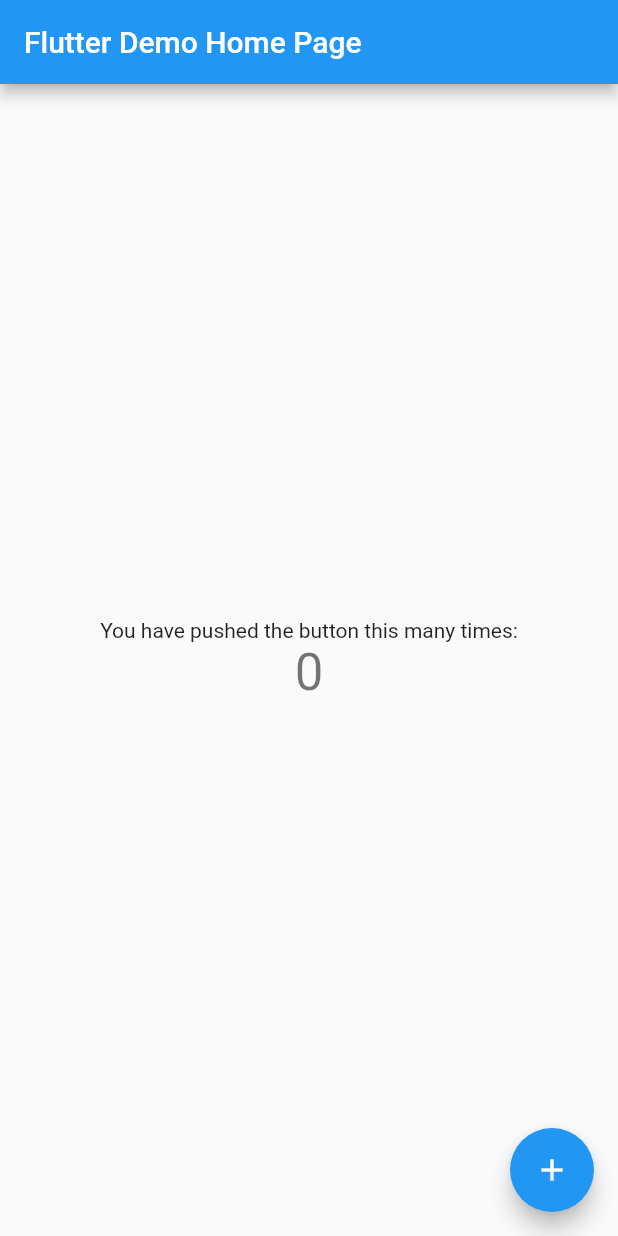
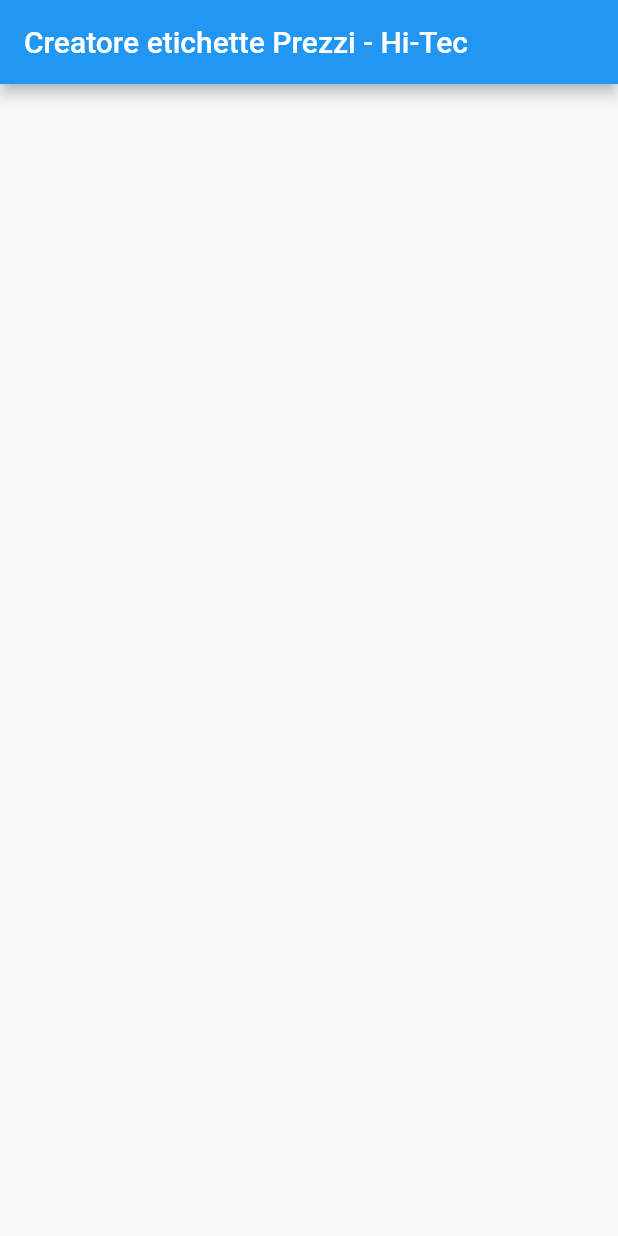
Before and after one commit to emiliodallatorre/hitec-prezzi-flutter, a Flutter app: the screen it shows after launch, on a phone screen of 412 x 824 dp. Run offline on Flutter 3.47's test engine with Material 2 defaults, Android fonts, the light colour scheme and no system bars.

Commit message:
Sistemata la struttura del progetto.

```diff
--- /dev/null
+++ b/lib/interface/screen/home_screen.dart
@@ -0,0 +1,12 @@
+import 'package:flutter/material.dart';
+
+class HomeScreen extends StatelessWidget {
+  static const String route = "/homeScreen";
+
+  @override
+  Widget build(BuildContext context) {
+    return Scaffold(
+      appBar: AppBar(title: Text("Creatore etichette Prezzi - Hi-Tec"),),
+    );
+  }
+}
--- a/lib/main.dart
+++ b/lib/main.dart
@@ -1,4 +1,5 @@
 import 'package:flutter/material.dart';
+import 'package:prezzi/interface/screen/home_screen.dart';
 
 void main() {
   runApp(MyApp());
@@ -9,109 +10,12 @@
   @override
   Widget build(BuildContext context) {
     return MaterialApp(
-      title: 'Flutter Demo',
+      title: "Creatore prezzi - Hi-Tec",
       theme: ThemeData(
-        // This is the theme of your application.
-        //
-        // Try running your application with "flutter run". You'll see the
-        // application has a blue toolbar. Then, without quitting the app, try
-        // changing the primarySwatch below to Colors.green and then invoke
-        // "hot reload" (press "r" in the console where you ran "flutter run",
-        // or simply save your changes to "hot reload" in a Flutter IDE).
-        // Notice that the counter didn't reset back to zero; the application
-        // is not restarted.
         primarySwatch: Colors.blue,
-        // This makes the visual density adapt to the platform that you run
-        // the app on. For desktop platforms, the controls will be smaller and
-        // closer together (more dense) than on mobile platforms.
         visualDensity: VisualDensity.adaptivePlatformDensity,
       ),
-      home: MyHomePage(title: 'Flutter Demo Home Page'),
+      home: HomeScreen(),
     );
   }
 }
-
-class MyHomePage extends StatefulWidget {
-  MyHomePage({Key key, this.title}) : super(key: key);
-
-  // This widget is the home page of your application. It is stateful, meaning
-  // that it has a State object (defined below) that contains fields that affect
-  // how it looks.
-
-  // This class is the configuration for the state. It holds the values (in this
-  // case the title) provided by the parent (in this case the App widget) and
-  // used by the build method of the State. Fields in a Widget subclass are
-  // always marked "final".
-
-  final String title;
-
-  @override
-  _MyHomePageState createState() => _MyHomePageState();
-}
-
-class _MyHomePageState extends State<MyHomePage> {
-  int _counter = 0;
-
-  void _incrementCounter() {
-    setState(() {
-      // This call to setState tells the Flutter framework that something has
-      // changed in this State, which causes it to rerun the build method below
-      // so that the display can reflect the updated values. If we changed
-      // _counter without calling setState(), then the build method would not be
-      // called again, and so nothing would appear to happen.
-      _counter++;
-    });
-  }
-
-  @override
-  Widget build(BuildContext context) {
-    // This method is rerun every time setState is called, for instance as done
-    // by the _incrementCounter method above.
-    //
-    // The Flutter framework has been optimized to make rerunning build methods
-    // fast, so that you can just rebuild anything that needs updating rather
-    // than having to individually change instances of widgets.
-    return Scaffold(
-      appBar: AppBar(
-        // Here we take the value from the MyHomePage object that was created by
-        // the App.build method, and use it to set our appbar title.
-        title: Text(widget.title),
-      ),
-      body: Center(
-        // Center is a layout widget. It takes a single child and positions it
-        // in the middle of the parent.
-        child: Column(
-          // Column is also a layout widget. It takes a list of children and
-          // arranges them vertically. By default, it sizes itself to fit its
-          // children horizontally, and tries to be as tall as its parent.
-          //
-          // Invoke "debug painting" (press "p" in the console, choose the
-          // "Toggle Debug Paint" action from the Flutter Inspector in Android
-          // Studio, or the "Toggle Debug Paint" command in Visual Studio Code)
-          // to see the wireframe for each widget.
-          //
-          // Column has various properties to control how it sizes itself and
-          // how it positions its children. Here we use mainAxisAlignment to
-          // center the children vertically; the main axis here is the vertical
-          // axis because Columns are vertical (the cross axis would be
-          // horizontal).
-          mainAxisAlignment: MainAxisAlignment.center,
-          children: <Widget>[
-            Text(
-              'You have pushed the button this many times:',
-            ),
-            Text(
-              '$_counter',
-              style: Theme.of(context).textTheme.headline4,
-            ),
-          ],
-        ),
-      ),
-      floatingActionButton: FloatingActionButton(
-        onPressed: _incrementCounter,
-        tooltip: 'Increment',
-        child: Icon(Icons.add),
-      ), // This trailing comma makes auto-formatting nicer for build methods.
-    );
-  }
-}
```
Also changed, not shown: pubspec.yaml (+0 -56 lines).
